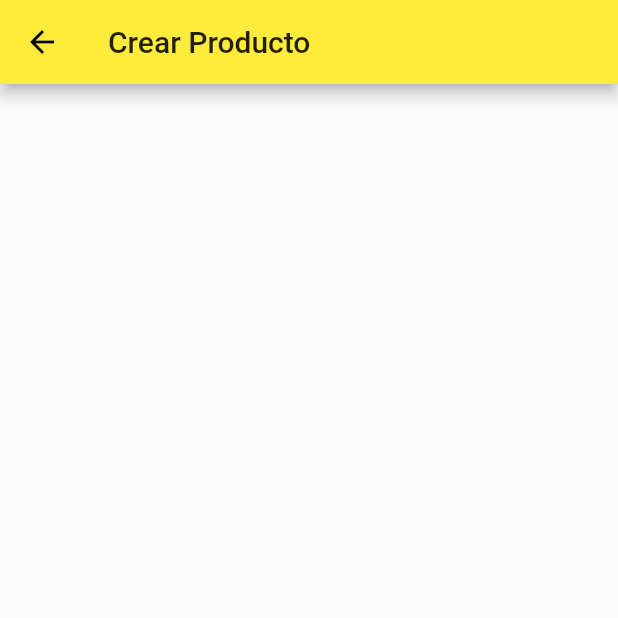
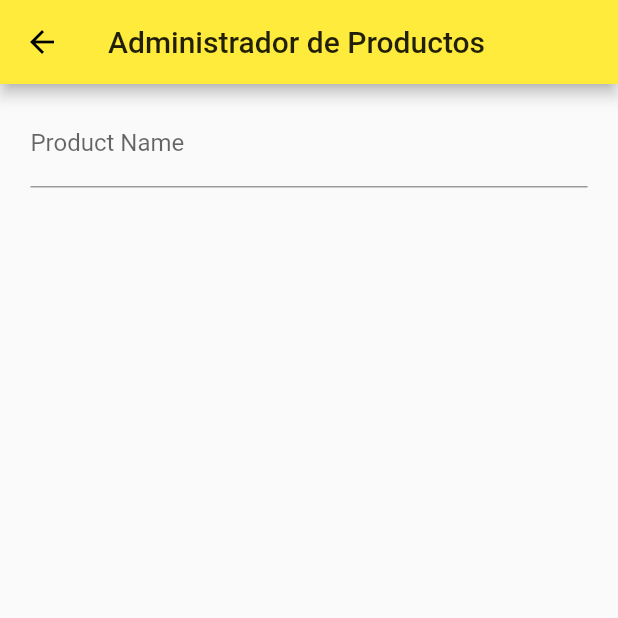
Before and after one commit to jrodval123/Scanship, a Flutter app: the Products screen opened by its route, after a tap on the "add" icon, on a phone screen of 412 x 824 dp, the top half of it. Run offline on Flutter 3.47's test engine with Material 2 defaults, Android fonts, the light colour scheme and no system bars; missing offline and left inert: barcode_scan; statements that could not run were skipped.

Commit message:
Create Product Form

```diff
--- /dev/null
+++ b/lib/helpers/ensure_visible.dart
@@ -0,0 +1,86 @@
+import 'dart:async';
+
+import 'package:flutter/rendering.dart';
+import 'package:flutter/widgets.dart';
+import 'package:meta/meta.dart';
+
+class EnsureVisibleWhenFocused extends StatefulWidget {
+  const EnsureVisibleWhenFocused({
+    Key key,
+    @required this.child,
+    @required this.focusNode,
+    this.curve: Curves.ease,
+    this.duration: const Duration(milliseconds: 100),
+  }) : super(key: key);
+
+  /// The node we will monitor to determine if the child is focused
+  final FocusNode focusNode;
+
+  /// The child widget that we are wrapping
+  final Widget child;
+
+  /// The curve we will use to scroll ourselves into view.
+  ///
+  /// Defaults to Curves.ease.
+  final Curve curve;
+
+  /// The duration we will use to scroll ourselves into view
+  ///
+  /// Defaults to 100 milliseconds.
+  final Duration duration;
+
+  EnsureVisibleWhenFocusedState createState() => new EnsureVisibleWhenFocusedState();
+}
+
+class EnsureVisibleWhenFocusedState extends State<EnsureVisibleWhenFocused> {
+  @override
+  void initState() {
+    super.initState();
+    widget.focusNode.addListener(_ensureVisible);
+  }
+
+  @override
+  void dispose() {
+    super.dispose();
+    widget.focusNode.removeListener(_ensureVisible);
+  }
+
+  Future<Null> _ensureVisible() async {
+    // Wait for the keyboard to come into view
+    //position doesn't seem to notify listeners when metrics change,
+    // perhaps a NotificationListener around the scrollable could avoid
+    // the need insert a delay here.
+    await Future.delayed(const Duration(milliseconds: 300));
+
+    if (!widget.focusNode.hasFocus)
+      return;
+
+    final RenderObject object = context.findRenderObject();
+    final RenderAbstractViewport viewport = RenderAbstractViewport.of(object);
+    assert(viewport != null);
+
+    ScrollableState scrollableState = Scrollable.of(context);
+    assert(scrollableState != null);
+
+    ScrollPosition position = scrollableState.position;
+    double alignment;
+    if (position.pixels > viewport.getOffsetToReveal(object, 0.0).offset) {
+      // Move down to the top of the viewport
+      alignment = 0.0;
+    } else if (position.pixels < viewport.getOffsetToReveal(object, 1.0).offset) {
+      // Move up to the bottom of the viewport
+      alignment = 1.0;
+    } else {
+      // No scrolling is necessary to reveal the child
+      return;
+    }
+    position.ensureVisible(
+      object,
+      alignment: alignment,
+      duration: widget.duration,
+      curve: widget.curve,
+    );
+  }
+
+  Widget build(BuildContext context) => widget.child;
+}
--- a/lib/models/product.dart
+++ b/lib/models/product.dart
@@ -2,6 +2,7 @@
 class Product{
   String name;
   String barcode;
+  String code;
   //Constructor
-Product(this.name, this.barcode);
+Product(this.name, this.barcode, this.code);
 }
--- a/lib/pages/create.dart
+++ /dev/null
@@ -1,19 +0,0 @@
-import 'package:flutter/material.dart';
-
-class Create extends StatefulWidget{
-  @override
-  State<StatefulWidget> createState() {
-    return _Create();
-  }
-}
-
-class _Create extends State<Create>{
-  @override
-  Widget build(BuildContext context) {
-    return Scaffold(
-      appBar: AppBar(
-        title: Text("Crear Producto"),
-      ),
-    );
-  }
-}
--- /dev/null
+++ b/lib/pages/product-edit.dart
@@ -0,0 +1,76 @@
+import 'package:flutter/material.dart';
+
+import '../models/product.dart';
+import '../helpers/ensure_visible.dart';
+
+class ProductEdit extends StatefulWidget{
+  @override
+  State<StatefulWidget> createState() {
+    return _ProductEdit();
+  }
+}
+
+class _ProductEdit extends State<ProductEdit>{
+
+
+  final Map<String, dynamic> _formData = {
+    'name':null,
+    'code':null,
+    'barcode':null,
+  };
+
+  final GlobalKey<FormState> _formKey = GlobalKey<FormState>();
+  final _nameFocusNode = FocusNode();
+  final _barcodeFocusNode = FocusNode();
+
+  Widget _buildNameField(Product product){
+    return EnsureVisibleWhenFocused(
+      focusNode: _nameFocusNode,
+      child: TextFormField(
+        focusNode: _nameFocusNode,
+        decoration: InputDecoration(labelText: "Product Name"),
+        initialValue: product == null ? '' : product.name,
+        validator: (String value) {
+          if (value.isEmpty || value.length <= 0) {
+            return 'Title is required';
+          }
+        },
+        onSaved: (String value) {
+          _formData['name'] = value;
+        },
+      ),
+    );
+  }
+
+  Widget _buildPageContent(BuildContext context, Product product){
+    final double deviceWidth = MediaQuery.of(context).size.width;
+    final double targetWidth = deviceWidth > 550.0 ? 500.0 : deviceWidth * 0.95;
+    final double targetPadding = deviceWidth - targetWidth;
+    return GestureDetector(
+      onTap: (){
+        FocusScope.of(context).requestFocus(FocusNode());
+      },
+      child: Container(
+        margin: EdgeInsets.all(10.0),
+        child: Form(
+          key: _formKey,
+          child: ListView(
+            padding: EdgeInsets.symmetric(horizontal: targetPadding / 2),
+            children: <Widget>[
+              _buildNameField(product)
+            ],
+          ),
+        )
+      ),
+    );
+  }
+  @override
+  Widget build(BuildContext context) {
+    return Scaffold(
+      appBar: AppBar(
+        title: Text("Administrador de Productos"),
+      ),
+      body: _buildPageContent(context, Product('test Product', '099091203')),
+    );
+  }
+}
--- a/lib/pages/products.dart
+++ b/lib/pages/products.dart
@@ -1,5 +1,5 @@
 import 'package:flutter/material.dart';
-import './create.dart';
+import './product-edit.dart';
 
 class Products extends StatefulWidget{
   @override
@@ -20,7 +20,7 @@ class _ProductsState extends State<Products>{
           IconButton(
             icon: Icon(Icons.add),
             onPressed: (){
-              Navigator.push(context, MaterialPageRoute(builder: (context)=>Create()));
+              Navigator.push(context, MaterialPageRoute(builder: (context)=>ProductEdit()));
             },
           )
         ],
```
